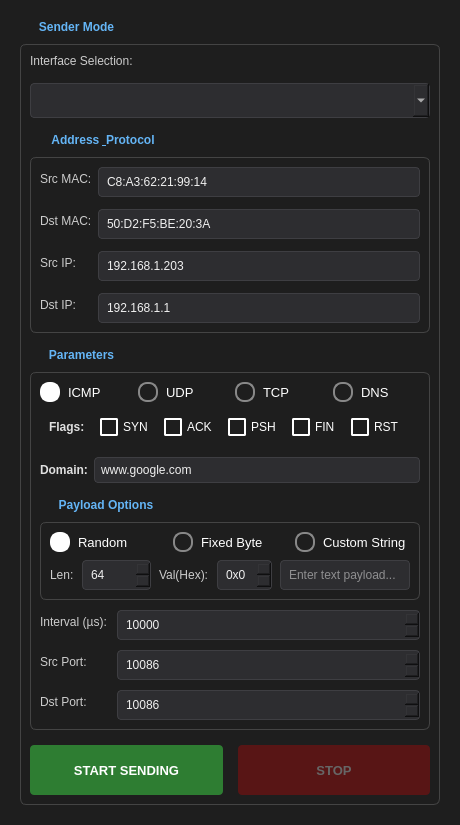
Before: the Qt Designer form sender.ui in jintianwenwenzaoshuilema/PacketStorm-Sender, drawn with Qt 5.
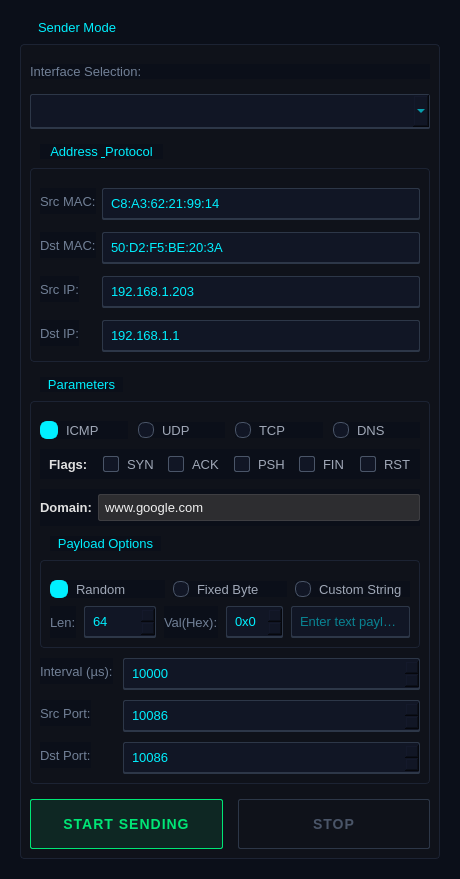
After: the same form once the commit is applied.

Diff of the .ui file:
```diff
--- a/sender.ui
+++ b/sender.ui
@@ -15,146 +15,178 @@
   </property>
   <property name="styleSheet">
    <string notr="true">
-QMainWindow, QWidget {
-        background-color: #1E1E1E;
-        color: #F0F0F0;
-        font-family: &quot;Segoe UI&quot;, sans-serif;
-}
+   /* =======================================================
+      GLOBAL SETTINGS (全局设置)
+      强制所有控件使用 JetBrains Mono，营造终端感
+      ======================================================= */
+   * {
+       font-family: "JetBrains Mono", "Consolas", monospace;
+       font-size: 13px;
+       color: #a0a8b7; /* 默认文字颜色：灰白，避免刺眼 */
+   }
 
-QGroupBox {
-        border: 1px solid #444;
-        border-radius: 6px;
-        margin-top: 24px;
-        font-weight: bold;
-        color: #64B5F6;
-        background-color: transparent;
-}
+   QMainWindow, QWidget {
+       background-color: #0b0f19; /* 极深蓝黑色背景 */
+   }
 
-QGroupBox::title {
-        subcontrol-origin: margin;
-        left: 12px;
-        padding: 0 5px;
-}
+   /* =======================================================
+      GROUP BOX (分组框 - 模块化设计)
+      科技感的细边框，青色标题
+      ======================================================= */
+   QGroupBox {
+       border: 1px solid #1c2333; /* 暗淡的边框 */
+       border-radius: 4px;
+       margin-top: 24px; /* 为标题留出空间 */
+       padding-top: 10px;
+       background-color: #0f121a; /* 比背景稍亮，形成层级 */
+   }
 
-QLabel {
-        color: #CCCCCC;
-        background-color: transparent;
-}
+   QGroupBox::title {
+       subcontrol-origin: margin;
+       subcontrol-position: top left;
+       left: 10px;
+       padding: 0 6px;
+       color: #00f0ff; /* 赛博朋克核心色：青色 */
+       font-weight: bold;
+       background-color: #0b0f19; /* 遮挡住边框线 */
+   }
 
-QLineEdit, QSpinBox, QComboBox {
-        background-color: #2D2D30;
-        border: 1px solid #3E3E42;
-        border-radius: 4px;
-        padding: 6px;
-        color: #F0F0F0;
-        selection-background-color: #007ACC;
-}
+   /* =======================================================
+      LABELS (标签)
+      稍微调暗，让数据更突出
+      ======================================================= */
+   QLabel {
+       color: #718096;
+       font-weight: normal;
+   }
 
-QLineEdit:focus, QSpinBox:focus, QComboBox:focus {
-        border: 1px solid #64B5F6;
-}
+   /* =======================================================
+      INPUT FIELDS (输入框 - 核心数据区)
+      黑底、亮字、底部发光线条
+      ======================================================= */
+   QLineEdit, QSpinBox, QComboBox {
+       background-color: #111625;
+       border: 1px solid #2d3748;
+       border-bottom: 2px solid #2d3748; /* 默认底部暗色 */
+       border-radius: 2px;
+       color: #00f0ff; /* 输入的数据显示为高亮青色 */
+       padding: 6px;
+       selection-background-color: #00f0ff;
+       selection-color: #000000;
+   }
 
-QComboBox QAbstractItemView {
-        background-color: #2D2D30;
-        color: #F0F0F0;
-        border: 1px solid #3E3E42;
-        selection-background-color: #007ACC;
-}
+   /* 鼠标悬停 */
+   QLineEdit:hover, QSpinBox:hover, QComboBox:hover {
+       background-color: #151a2b;
+       border-color: #4a5568;
+   }
 
-QRadioButton {
-    color: white;
-    spacing: 8px;
-    font-size: 13px;
-}
+   /* 获得焦点（输入时）：底部线条变亮，产生通电感 */
+   QLineEdit:focus, QSpinBox:focus, QComboBox:focus {
+       background-color: #151a2b;
+       border: 1px solid #00f0ff; /* 全边框发光 */
+       border-bottom: 2px solid #00f0ff;
+       color: #ffffff; /* 输入时文字变白，更清晰 */
+   }
 
-QRadioButton::indicator {
-    width: 16px;
-    height: 16px;
-    border-radius: 9px;
-    border: 2px solid #888;
-    background-color: transparent;
-}
+   /* 下拉框弹出的列表样式 */
+   QComboBox QAbstractItemView {
+       background-color: #111625;
+       color: #00f0ff;
+       border: 1px solid #2d3748;
+       selection-background-color: #2d3748;
+       selection-color: #00f0ff;
+   }
 
-QRadioButton::indicator:checked {
-    background-color: white;
-    border: 2px solid white;
-}
+   /* =======================================================
+      RADIO  CHECKBOX (单选/复选框)
+      自定义绘制，去除系统默认的土气样式
+      ======================================================= */
+   QRadioButton, QCheckBox {
+       spacing: 8px;
+       color: #a0a8b7;
+   }
 
-QRadioButton::indicator:hover {
-    border-color: #DDD;
-}
+   QRadioButton::indicator {
+       width: 14px;
+       height: 14px;
+       border-radius: 7px;
+       border: 1px solid #4a5568;
+       background-color: #111625;
+   }
+
+   QRadioButton::indicator:checked {
+       border: 2px solid #00f0ff;
+       background-color: #00f0ff; /* 选中变实心青色 */
+   }
+
+   QCheckBox::indicator {
+       width: 14px;
+       height: 14px;
+       border-radius: 2px;
+       border: 1px solid #4a5568;
+       background-color: #111625;
+   }
+
+   QCheckBox::indicator:checked {
+       border: 1px solid #00f0ff;
+       background-color: #00f0ff;
+   }
+
+
+
+/* =======================================================
+   BUTTONS (点击Start后彻底熄灭)
+   ======================================================= */
 
 QPushButton {
-        background-color: #333337;
-        border: none;
-        border-radius: 4px;
-        padding: 10px;
-        color: white;
-        font-weight: bold;
-        font-size: 13px;
-}
-
-QPushButton:hover {
-        background-color: #454548;
-}
-
-QPushButton:disabled {
-        background-color: #2D2D30;
-        color: #555;
-}
-
-QCheckBox {
-    color: #FFFFFF;
-    spacing: 5px;
-    font-size: 12px;
-}
-
-QCheckBox::indicator {
-    width: 14px;
-    height: 14px;
-    border: 2px solid #FFFFFF;
+    border: none;
     border-radius: 2px;
+    padding: 12px;
+    font-weight: bold;
+    font-size: 14px;
+    letter-spacing: 1px;
+}
+
+/* --- START 按钮 (正常状态：亮绿) --- */
+QPushButton#btnStartSend {
+    background-color: rgba(0, 230, 118, 0.1);
+    border: 1px solid #00e676;
+    color: #00e676;
+}
+
+QPushButton#btnStartSend:hover {
+    background-color: rgba(0, 230, 118, 0.2);
+    border: 1px solid #ffffff;
+    color: #ffffff;
+}
+
+/* --- [修改点] START 按钮 (禁用状态：完全熄灭) --- */
+/* 这里直接使用了和 STOP 按钮禁用态一样的颜色，彻底变灰 */
+QPushButton#btnStartSend:disabled {
+    background-color: transparent; /* 透明背景 */
+    border: 1px solid #2d3748;     /* 暗灰边框 */
+    color: #4a5568;                /* 暗灰文字 */
+}
+
+
+/* --- STOP 按钮 (正常状态：警报红) --- */
+QPushButton#btnStopSend {
+    background-color: rgba(255, 23, 68, 0.1);
+    border: 1px solid #ff1744;
+    color: #ff1744;
+}
+
+QPushButton#btnStopSend:hover {
+    background-color: #ff1744;
+    color: #ffffff;
+}
+
+/* --- STOP 按钮 (禁用状态：隐形/暗淡) --- */
+QPushButton#btnStopSend:disabled {
     background-color: transparent;
-}
-
-QCheckBox::indicator:hover {
-    border-color: #DDDDDD;
-}
-
-QCheckBox::indicator:checked {
-    background-color: #FFFFFF;
-    border-color: #FFFFFF;
-    image: none;
-}
-
-QCheckBox::indicator:indeterminate {
-    background-color: #888888;
-    border-color: #FFFFFF;
-}
-
-QPushButton#btnStartSend { background-color: #2E7D32; }
-QPushButton#btnStartSend:hover { background-color: #388E3C; }
-QPushButton#btnStartSend:disabled { background-color: #1B5E20; color: #666; }
-
-QPushButton#btnStopSend { background-color: #C62828; }
-QPushButton#btnStopSend:hover { background-color: #D32F2F; }
-QPushButton#btnStopSend:disabled { background-color: #581515; color: #666; }
-
-QPushButton#btnStartRx { background-color: #0069C0; }
-QPushButton#btnStartRx:hover { background-color: #2196F3; }
-QPushButton#btnStartRx:disabled { background-color: #0D47A1; color: #666; }
-
-QPushButton#btnStopRx { background-color: #C62828; }
-QPushButton#btnStopRx:hover { background-color: #D32F2F; }
-QPushButton#btnStopRx:disabled { background-color: #581515; color: #666; }
-
-QLabel#lblRxCount1 { color: #00E676; font-size: 36px; font-weight: bold; }
-QLabel#lblRxCount2 { color: #FFCA28; font-size: 36px; font-weight: bold; }
-QLabel#lblDelayVal { color: #29B6F6; font-size: 36px; font-weight: bold; }
-
-QFrame#frameStat1, QFrame#frameStat2, QFrame#frameStat3 {
-        background-color: #2D2D30;
-        border-radius: 8px;
+    border: 1px solid #2d3748;
+    color: #4a5568;
 }
    </string>
   </property>
```
